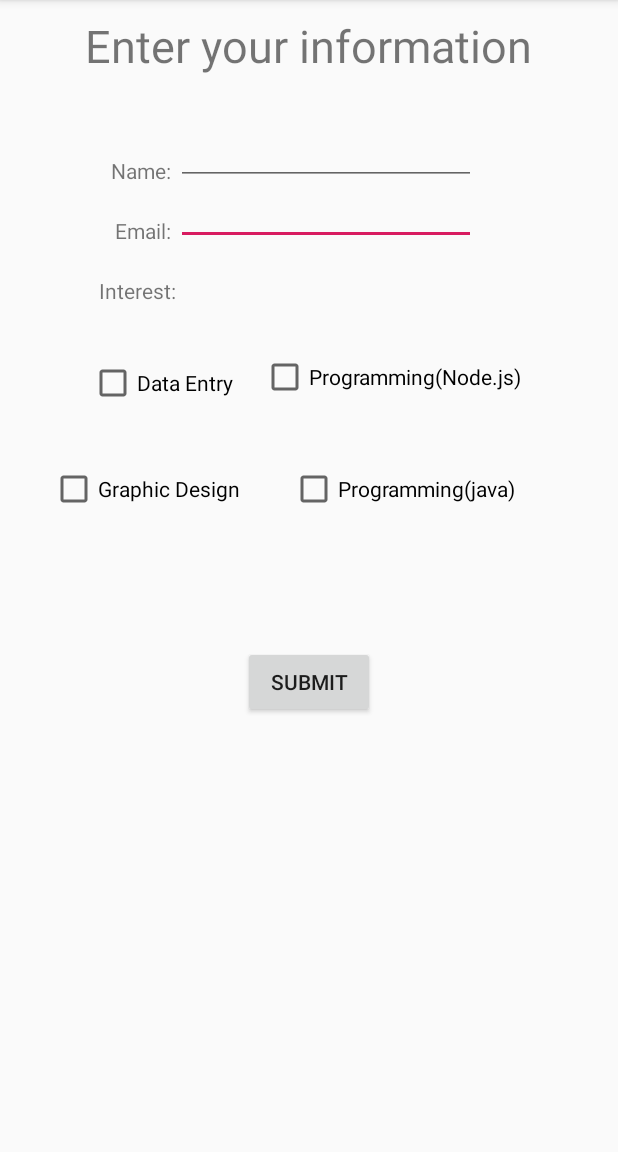
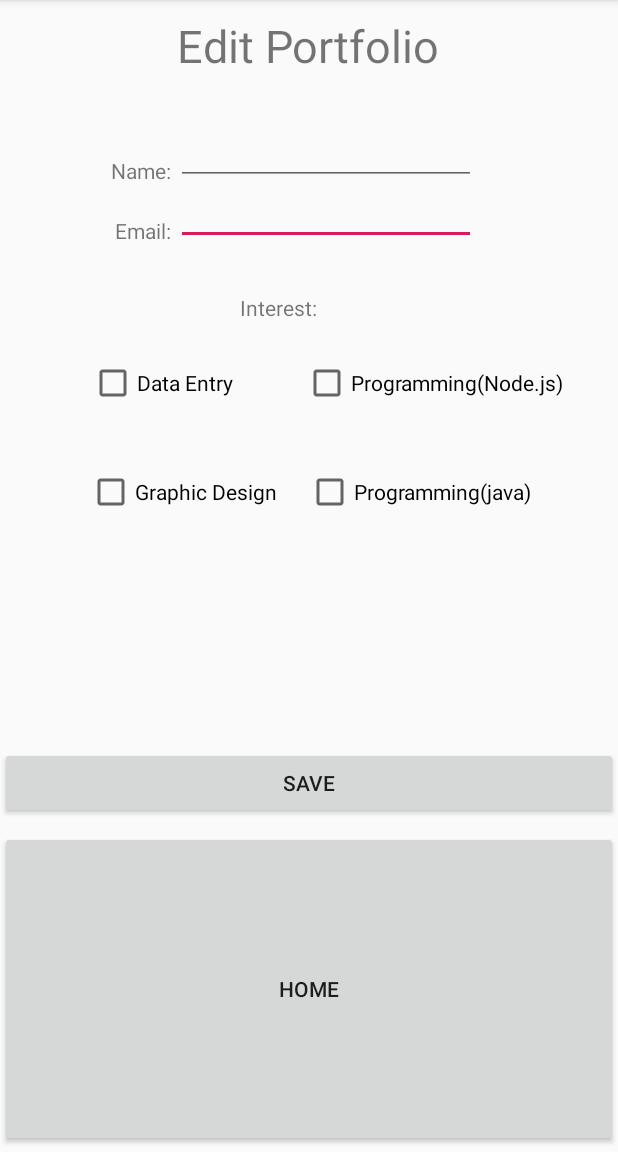
Before and after one commit to bawenna/ITMD555_FP, an Android app: the editInformation screen opened directly, with no data from a screen before it, on a phone screen of 412 x 824 dp, the part 84-1236 px from its top. Run offline under Robolectric (Android 15) with nearby library versions, the light colour scheme and no system bars; our stand-ins replace Firebase (no records; nobody signed in at launch, a user with empty details on screens opened directly).

Commit message:
add a button to return home with updated info

```diff
--- a/app/src/main/java/com/example/chattest/editInformation.java
+++ b/app/src/main/java/com/example/chattest/editInformation.java
@@ -1,5 +1,6 @@
 package com.example.chattest;
 
+import android.content.Intent;
 import android.os.Bundle;
 import android.util.Log;
 import android.view.View;
@@ -41,6 +42,7 @@ public class editInformation extends AppCompatActivity {
     String interest2;
     String interest3;
     String interest4;
+    Button home;
 
     @Override
     protected void onCreate(@Nullable Bundle savedInstanceState) {
@@ -172,8 +174,17 @@ public class editInformation extends AppCompatActivity {
                 }
             }
         });
+
+        //go to edit information page
+            home = findViewById(R.id.button6);
+            home.setOnClickListener(new Button.OnClickListener() {
+                public void onClick(View v) {
+                    System.out.println("Clicked!");
+                    Intent intent = new Intent(editInformation.this, AllUsers.class);
+                    startActivity(intent);
+                }
+            });
     }
-
     @Override
     public void onStart() {
         super.onStart();
--- a/app/src/main/res/layout/edit_info.xml
+++ b/app/src/main/res/layout/edit_info.xml
@@ -7,7 +7,7 @@
     <TextView
         android:layout_width="wrap_content"
         android:layout_height="wrap_content"
-        android:text="Enter your information"
+        android:text="Edit Portfolio"
         android:textSize="30sp"
         android:layout_centerHorizontal="true"
         android:layout_marginTop="10dp"
@@ -42,15 +42,17 @@
         android:layout_below="@+id/textName"
         />
 
+
     <TextView
-        android:text="Interest:"
+        android:id="@+id/textInterest"
         android:layout_width="wrap_content"
         android:layout_height="40dp"
         android:layout_below="@+id/textEmail"
         android:layout_alignEnd="@+id/textEmail"
+        android:layout_marginTop="11dp"
+        android:layout_marginEnd="-94dp"
         android:gravity="bottom"
-        android:id="@+id/textInterest"/>
-
+        android:text="Interest:" />
 
     <CheckBox
         android:id="@+id/cnBinterest1"
@@ -68,8 +70,8 @@
         android:layout_height="wrap_content"
         android:layout_alignParentTop="true"
         android:layout_alignParentEnd="true"
-        android:layout_marginTop="310dp"
-        android:layout_marginEnd="252dp"
+        android:layout_marginTop="312dp"
+        android:layout_marginEnd="227dp"
         android:text="Graphic Design" />
 
     <CheckBox
@@ -78,8 +80,8 @@
         android:layout_height="wrap_content"
         android:layout_alignParentTop="true"
         android:layout_alignParentEnd="true"
-        android:layout_marginTop="235dp"
-        android:layout_marginEnd="64dp"
+        android:layout_marginTop="239dp"
+        android:layout_marginEnd="36dp"
         android:text="Programming(Node.js)" />
 
     <CheckBox
@@ -88,8 +90,8 @@
         android:layout_height="wrap_content"
         android:layout_alignParentTop="true"
         android:layout_alignParentEnd="true"
-        android:layout_marginTop="310dp"
-        android:layout_marginEnd="68dp"
+        android:layout_marginTop="312dp"
+        android:layout_marginEnd="57dp"
         android:text="Programming(java)" />
 
     <EditText
@@ -103,11 +105,27 @@
 
     <Button
         android:id="@+id/btnSubmit"
-        android:layout_width="wrap_content"
+        android:layout_width="match_parent"
         android:layout_height="wrap_content"
         android:layout_below="@+id/textInterest"
+        android:layout_alignParentStart="true"
+        android:layout_alignParentEnd="true"
         android:layout_centerHorizontal="true"
-        android:layout_marginTop="227dp"
-        android:text="Submit" />
+        android:layout_marginStart="0dp"
+        android:layout_marginTop="283dp"
+        android:layout_marginEnd="0dp"
+        android:text="Save" />
+
+    <Button
+        android:id="@+id/button6"
+        android:layout_width="match_parent"
+        android:layout_height="47dp"
+        android:layout_below="@+id/btnSubmit"
+        android:layout_alignParentStart="true"
+        android:layout_alignParentBottom="true"
+        android:layout_marginStart="0dp"
+        android:layout_marginTop="8dp"
+        android:layout_marginBottom="3dp"
+        android:text="Home" />
 
 </RelativeLayout>
```
